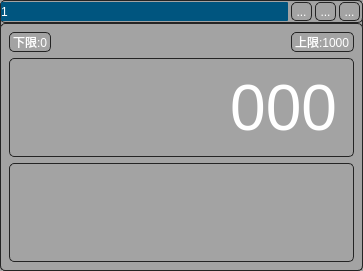
Above: channelwidget.ui from byteman/bullet before the change. Below: the same form after it.
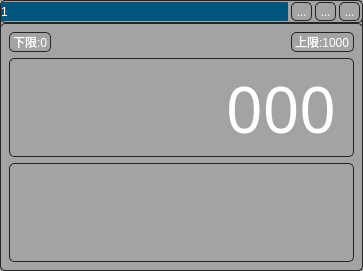
That is the form after the change. Icons and pictures are not drawn. Custom widgets are drawn as their Qt base class.

The edit to the form file:
```diff
--- a/channelwidget.ui
+++ b/channelwidget.ui
@@ -217,7 +217,7 @@
         </property>
         <property name="font">
          <font>
-          <family>Arial</family>
+          <family>微软雅黑</family>
           <pointsize>48</pointsize>
           <weight>50</weight>
           <italic>false</italic>
```
Left out of the diff: 13 changed lines with no effect on the pictures.
